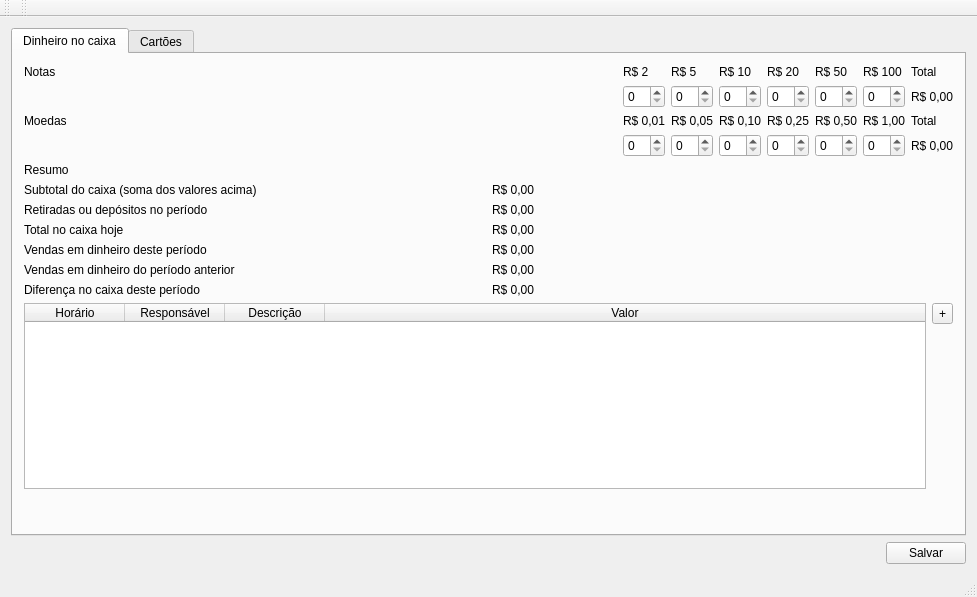
Before: the Qt Designer form mainwindow.ui in ramiromagalhaes/verificacao-caixa, drawn with Qt 5.
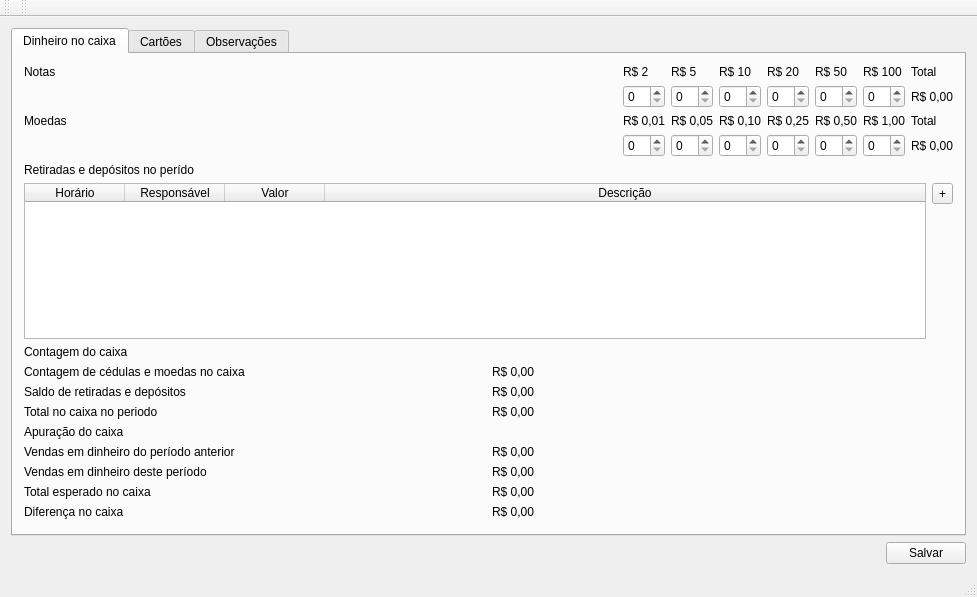
After: the same form once the commit is applied.

Commit message: Finalizando o desenho basico da tela. Criando uma classe simples que acumula dinheiro do caixa.

What changed in the file:
```diff
--- a/mainwindow.ui
+++ b/mainwindow.ui
@@ -331,99 +331,11 @@
          </layout>
         </item>
         <item>
-         <layout class="QGridLayout" name="gridLayout_3">
-          <item row="1" column="0">
-           <widget class="QLabel" name="label_19">
-            <property name="text">
-             <string>Subtotal do caixa (soma dos valores acima)</string>
-            </property>
-           </widget>
-          </item>
-          <item row="1" column="1">
-           <widget class="QLabel" name="label_20">
-            <property name="text">
-             <string>R$ 0,00</string>
-            </property>
-           </widget>
-          </item>
-          <item row="2" column="0">
-           <widget class="QLabel" name="label_21">
-            <property name="text">
-             <string>Retiradas ou depósitos no período</string>
-            </property>
-           </widget>
-          </item>
-          <item row="2" column="1">
-           <widget class="QLabel" name="label_22">
-            <property name="text">
-             <string>R$ 0,00</string>
-            </property>
-           </widget>
-          </item>
-          <item row="3" column="0">
-           <widget class="QLabel" name="label_23">
-            <property name="text">
-             <string>Total no caixa hoje</string>
-            </property>
-           </widget>
-          </item>
-          <item row="3" column="1">
-           <widget class="QLabel" name="label_24">
-            <property name="text">
-             <string>R$ 0,00</string>
-            </property>
-           </widget>
-          </item>
-          <item row="4" column="0">
-           <widget class="QLabel" name="label_27">
-            <property name="text">
-             <string>Vendas em dinheiro deste período</string>
-            </property>
-           </widget>
-          </item>
-          <item row="4" column="1">
-           <widget class="QLabel" name="label_28">
-            <property name="text">
-             <string>R$ 0,00</string>
-            </property>
-           </widget>
-          </item>
-          <item row="5" column="0">
-           <widget class="QLabel" name="label_25">
-            <property name="text">
-             <string>Vendas em dinheiro do período anterior</string>
-            </property>
-           </widget>
-          </item>
-          <item row="5" column="1">
-           <widget class="QLabel" name="label_26">
-            <property name="text">
-             <string>R$ 0,00</string>
-            </property>
-           </widget>
-          </item>
-          <item row="6" column="0">
-           <widget class="QLabel" name="label_29">
-            <property name="text">
-             <string>Diferença no caixa deste período</string>
-            </property>
-           </widget>
-          </item>
-          <item row="6" column="1">
-           <widget class="QLabel" name="label_30">
-            <property name="text">
-             <string>R$ 0,00</string>
-            </property>
-           </widget>
-          </item>
-          <item row="0" column="0">
-           <widget class="QLabel" name="label_31">
-            <property name="text">
-             <string>Resumo</string>
-            </property>
-           </widget>
-          </item>
-         </layout>
+         <widget class="QLabel" name="label_24">
+          <property name="text">
+           <string>Retiradas e depósitos no perído</string>
+          </property>
+         </widget>
         </item>
         <item>
          <layout class="QHBoxLayout" name="horizontalLayout_3">
@@ -463,16 +375,16 @@
               <string>Responsável</string>
              </property>
             </column>
-            <column>
-             <property name="text">
-              <string>Descrição</string>
-             </property>
-            </column>
             <column>
              <property name="text">
               <string>Valor</string>
              </property>
             </column>
+            <column>
+             <property name="text">
+              <string>Descrição</string>
+             </property>
+            </column>
            </widget>
           </item>
           <item alignment="Qt::AlignTop">
@@ -484,6 +396,128 @@
           </item>
          </layout>
         </item>
+        <item>
+         <layout class="QGridLayout" name="gridLayout_3">
+          <item row="7" column="1">
+           <widget class="QLabel" name="diferencaCaixaDestePeriodo">
+            <property name="text">
+             <string>R$ 0,00</string>
+            </property>
+           </widget>
+          </item>
+          <item row="2" column="1">
+           <widget class="QLabel" name="retiradasPeriodo">
+            <property name="text">
+             <string>R$ 0,00</string>
+            </property>
+           </widget>
+          </item>
+          <item row="2" column="0">
+           <widget class="QLabel" name="label_21">
+            <property name="text">
+             <string>Saldo de retiradas e depósitos</string>
+            </property>
+           </widget>
+          </item>
+          <item row="7" column="0">
+           <widget class="QLabel" name="label_29">
+            <property name="text">
+             <string>Total esperado no caixa</string>
+            </property>
+           </widget>
+          </item>
+          <item row="5" column="1">
+           <widget class="QLabel" name="vendasDinheiroPeriodo">
+            <property name="text">
+             <string>R$ 0,00</string>
+            </property>
+           </widget>
+          </item>
+          <item row="1" column="0">
+           <widget class="QLabel" name="label_19">
+            <property name="text">
+             <string>Contagem de cédulas e moedas no caixa</string>
+            </property>
+           </widget>
+          </item>
+          <item row="5" column="0">
+           <widget class="QLabel" name="label_27">
+            <property name="text">
+             <string>Vendas em dinheiro do período anterior</string>
+            </property>
+           </widget>
+          </item>
+          <item row="6" column="0">
+           <widget class="QLabel" name="label_25">
+            <property name="text">
+             <string>Vendas em dinheiro deste período</string>
+            </property>
+           </widget>
+          </item>
+          <item row="3" column="1">
+           <widget class="QLabel" name="totalCaixaPeriodo">
+            <property name="text">
+             <string>R$ 0,00</string>
+            </property>
+           </widget>
+          </item>
+          <item row="1" column="1">
+           <widget class="QLabel" name="subtotalCaixa">
+            <property name="text">
+             <string>R$ 0,00</string>
+            </property>
+           </widget>
+          </item>
+          <item row="6" column="1">
+           <widget class="QLabel" name="vendasDinheiroPeriodoAnterior">
+            <property name="text">
+             <string>R$ 0,00</string>
+            </property>
+           </widget>
+          </item>
+          <item row="0" column="0">
+           <widget class="QLabel" name="label_31">
+            <property name="sizePolicy">
+             <sizepolicy hsizetype="Preferred" vsizetype="Preferred">
+              <horstretch>0</horstretch>
+              <verstretch>0</verstretch>
+             </sizepolicy>
+            </property>
+            <property name="text">
+             <string>Contagem do caixa</string>
+            </property>
+           </widget>
+          </item>
+          <item row="4" column="0">
+           <widget class="QLabel" name="label_26">
+            <property name="text">
+             <string>Apuração do caixa</string>
+            </property>
+           </widget>
+          </item>
+          <item row="3" column="0">
+           <widget class="QLabel" name="label_23">
+            <property name="text">
+             <string>Total no caixa no periodo</string>
+            </property>
+           </widget>
+          </item>
+          <item row="8" column="0">
+           <widget class="QLabel" name="label_28">
+            <property name="text">
+             <string>Diferença no caixa</string>
+            </property>
+           </widget>
+          </item>
+          <item row="8" column="1">
+           <widget class="QLabel" name="label_30">
+            <property name="text">
+             <string>R$ 0,00</string>
+            </property>
+           </widget>
+          </item>
+         </layout>
+        </item>
         <item>
          <spacer name="verticalSpacer">
           <property name="orientation">
@@ -503,6 +537,168 @@
        <attribute name="title">
         <string>Cartões</string>
        </attribute>
+       <layout class="QVBoxLayout" name="verticalLayout_2">
+        <item>
+         <widget class="QLabel" name="label_20">
+          <property name="text">
+           <string>Totais do período</string>
+          </property>
+         </widget>
+        </item>
+        <item>
+         <widget class="QTableWidget" name="tableWidget_2">
+          <property name="sizePolicy">
+           <sizepolicy hsizetype="Expanding" vsizetype="Expanding">
+            <horstretch>0</horstretch>
+            <verstretch>0</verstretch>
+           </sizepolicy>
+          </property>
+          <property name="maximumSize">
+           <size>
+            <width>16777215</width>
+            <height>100</height>
+           </size>
+          </property>
+          <row>
+           <property name="text">
+            <string>POS</string>
+           </property>
+          </row>
+          <row>
+           <property name="text">
+            <string>TEF</string>
+           </property>
+          </row>
+          <column>
+           <property name="text">
+            <string>Totais</string>
+           </property>
+          </column>
+          <column>
+           <property name="text">
+            <string>Mastercard</string>
+           </property>
+          </column>
+          <column>
+           <property name="text">
+            <string>Maestro</string>
+           </property>
+          </column>
+          <column>
+           <property name="text">
+            <string>Visa</string>
+           </property>
+          </column>
+          <column>
+           <property name="text">
+            <string>Visa Electron</string>
+           </property>
+          </column>
+          <column>
+           <property name="text">
+            <string>AMEX</string>
+           </property>
+          </column>
+          <column>
+           <property name="text">
+            <string>ELO</string>
+           </property>
+          </column>
+          <column>
+           <property name="text">
+            <string>Diners/Hipercard</string>
+           </property>
+          </column>
+          <column>
+           <property name="text">
+            <string>Visa 2x</string>
+           </property>
+          </column>
+          <column>
+           <property name="text">
+            <string>Visa 3x</string>
+           </property>
+          </column>
+          <column>
+           <property name="text">
+            <string>Mastercard 2x</string>
+           </property>
+          </column>
+          <column>
+           <property name="text">
+            <string>Mastercard 3x</string>
+           </property>
+          </column>
+          <column>
+           <property name="text">
+            <string>AMEX 2x</string>
+           </property>
+          </column>
+          <column>
+           <property name="text">
+            <string>AMEX3x</string>
+           </property>
+          </column>
+          <item row="0" column="1">
+           <property name="text">
+            <string/>
+           </property>
+          </item>
+         </widget>
+        </item>
+        <item>
+         <widget class="QTableWidget" name="tableWidget_3">
+          <property name="sizePolicy">
+           <sizepolicy hsizetype="Expanding" vsizetype="Expanding">
+            <horstretch>0</horstretch>
+            <verstretch>0</verstretch>
+           </sizepolicy>
+          </property>
+          <column>
+           <property name="text">
+            <string>Bandeira</string>
+           </property>
+          </column>
+          <column>
+           <property name="text">
+            <string>Modalidade</string>
+           </property>
+          </column>
+          <column>
+           <property name="text">
+            <string>Valor</string>
+           </property>
+          </column>
+          <column>
+           <property name="text">
+            <string>AUTO</string>
+           </property>
+          </column>
+          <column>
+           <property name="text">
+            <string>AUTE</string>
+           </property>
+          </column>
+         </widget>
+        </item>
+        <item>
+         <widget class="QLabel" name="label_22">
+          <property name="text">
+           <string>Conferência</string>
+          </property>
+         </widget>
+        </item>
+       </layout>
+      </widget>
+      <widget class="QWidget" name="tab_3">
+       <attribute name="title">
+        <string>Observações</string>
+       </attribute>
+       <layout class="QHBoxLayout" name="horizontalLayout_2">
+        <item>
+         <widget class="QPlainTextEdit" name="plainTextEdit"/>
+        </item>
+       </layout>
       </widget>
      </widget>
     </item>
```
The commit also changes 3 other files.
